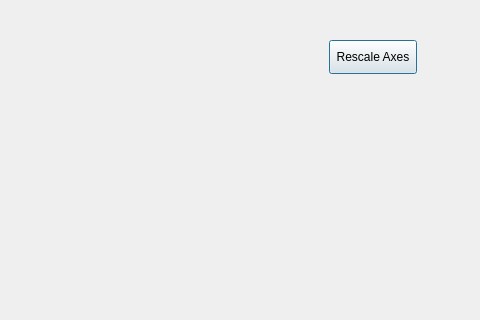
Qt form bodedialog.ui (SP2FET/MMM) before a commit; both pictures show x 421 to 901 and y 0 to 320 of the 901 by 620 pixel window.
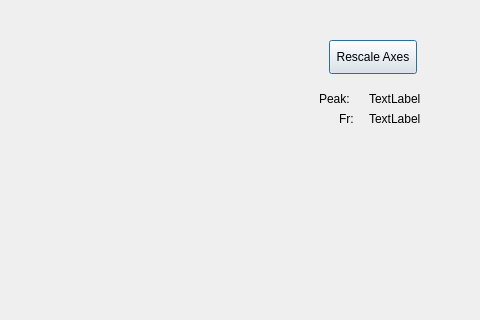
The same form after that commit. Custom widgets are drawn as their Qt base class.

Diff of the .ui file:
```diff
--- a/bodedialog.ui
+++ b/bodedialog.ui
@@ -36,6 +36,58 @@
     <string>Rescale Axes</string>
    </property>
   </widget>
+  <widget class="QLabel" name="label">
+   <property name="geometry">
+    <rect>
+     <x>740</x>
+     <y>90</y>
+     <width>41</width>
+     <height>18</height>
+    </rect>
+   </property>
+   <property name="text">
+    <string>Peak:</string>
+   </property>
+  </widget>
+  <widget class="QLabel" name="maxValueLabel">
+   <property name="geometry">
+    <rect>
+     <x>790</x>
+     <y>90</y>
+     <width>81</width>
+     <height>18</height>
+    </rect>
+   </property>
+   <property name="text">
+    <string>TextLabel</string>
+   </property>
+  </widget>
+  <widget class="QLabel" name="label_2">
+   <property name="geometry">
+    <rect>
+     <x>760</x>
+     <y>110</y>
+     <width>16</width>
+     <height>18</height>
+    </rect>
+   </property>
+   <property name="text">
+    <string>Fr:</string>
+   </property>
+  </widget>
+  <widget class="QLabel" name="frLabel">
+   <property name="geometry">
+    <rect>
+     <x>790</x>
+     <y>110</y>
+     <width>81</width>
+     <height>18</height>
+    </rect>
+   </property>
+   <property name="text">
+    <string>TextLabel</string>
+   </property>
+  </widget>
  </widget>
  <customwidgets>
   <customwidget>
```
